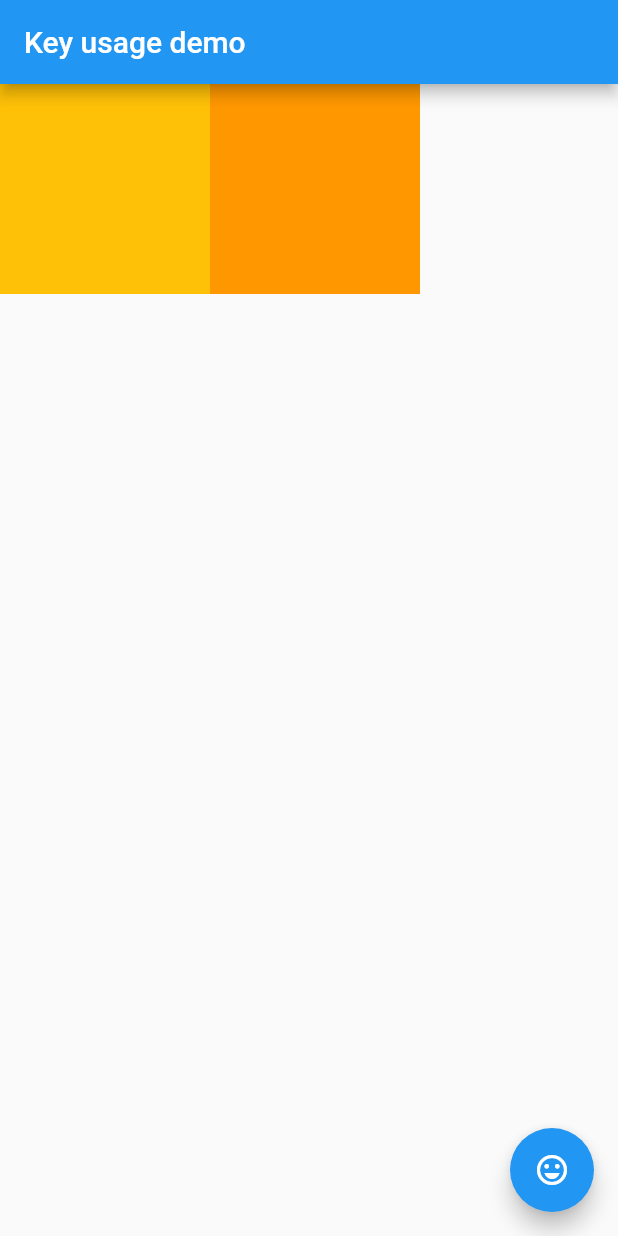
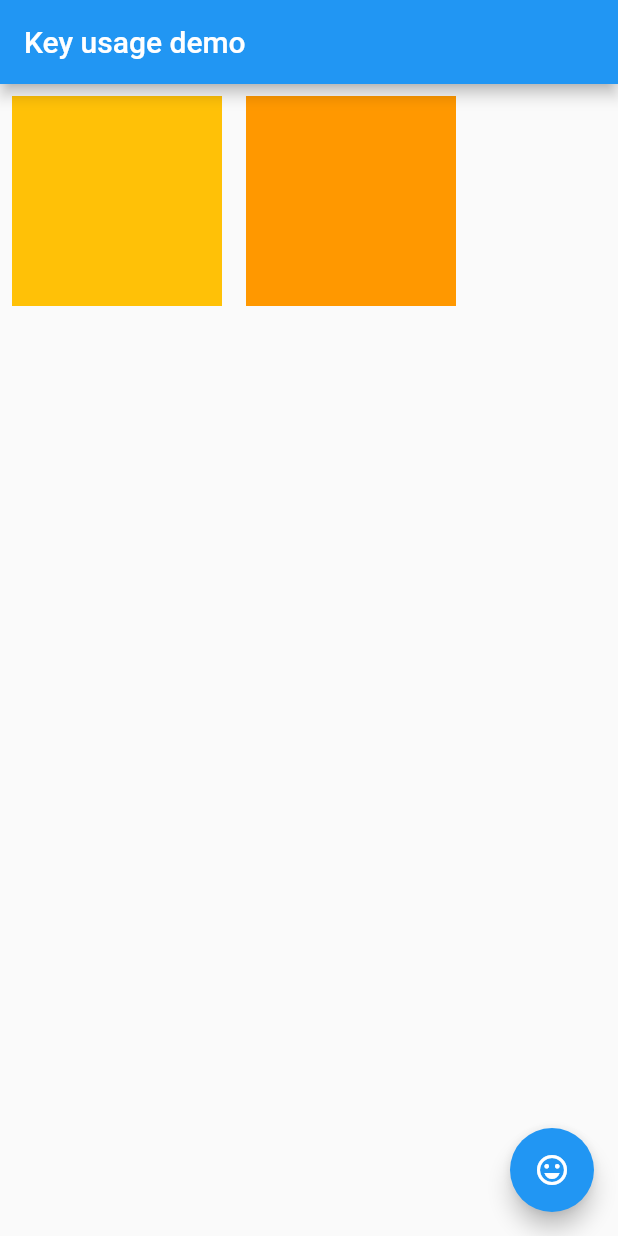
Before and after one commit to sundalei/key_demo, a Flutter app: the screen it shows after launch, on a phone screen of 412 x 824 dp. Run offline on Flutter 3.47's test engine with Material 2 defaults, Android fonts, the phone set to English and light mode, and no system bars.

Commit message:
move key to top widgets

```diff
--- a/lib/main.dart
+++ b/lib/main.dart
@@ -16,11 +16,15 @@ class PositionedTiles extends StatefulWidget {
 
 class _PositionedTilesState extends State<PositionedTiles> {
   List<Widget> tiles = [
-    StatefulColorfulTile(
+    Padding(
       key: UniqueKey(),
+      padding: const EdgeInsets.all(8.0),
+      child: StatefulColorfulTile(),
     ),
-    StatefulColorfulTile(
+    Padding(
       key: UniqueKey(),
+      padding: const EdgeInsets.all(8.0),
+      child: StatefulColorfulTile(),
     ),
   ];
 
@@ -48,7 +52,7 @@ class _PositionedTilesState extends State<PositionedTiles> {
 }
 
 class StatefulColorfulTile extends StatefulWidget {
-  StatefulColorfulTile({required Key key}) : super(key: key);
+  StatefulColorfulTile({Key? key}) : super(key: key);
   @override
   _StatefulColorfulTileState createState() => _StatefulColorfulTileState();
 }
```
